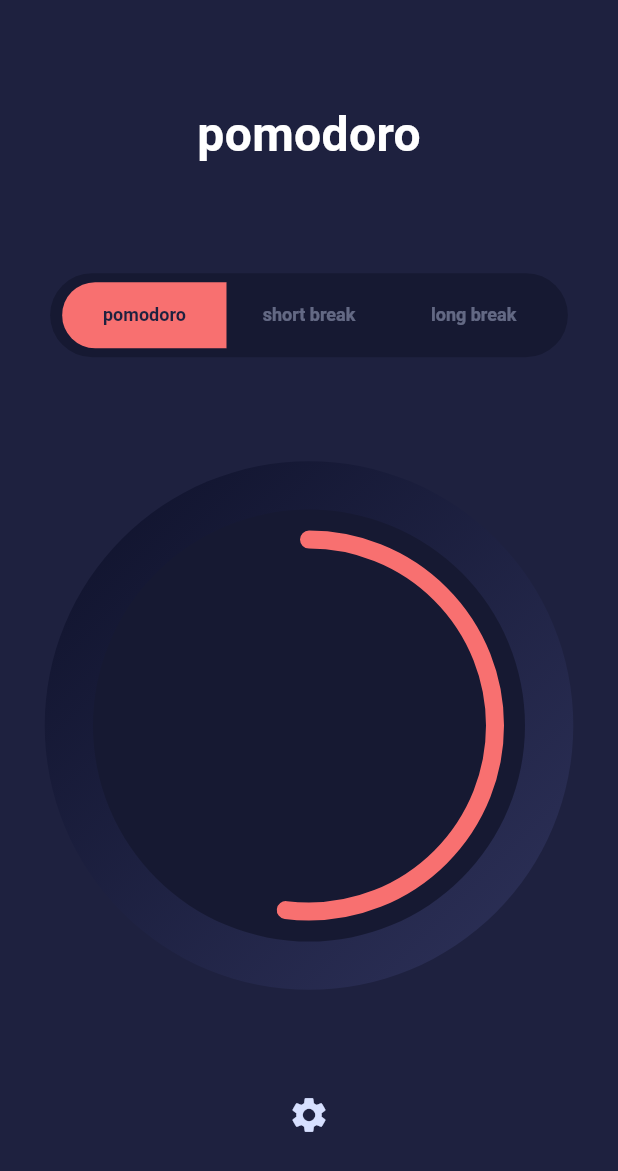
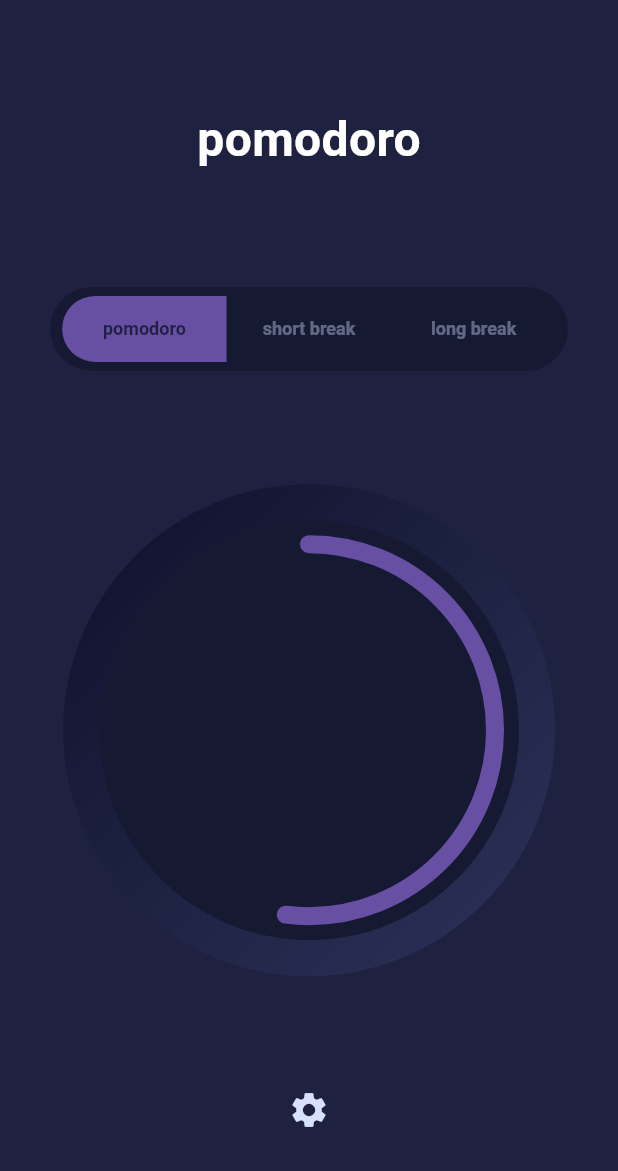
Before and after one commit to asvirts/pomodoro, a Flutter app: the screen it shows after launch, on a phone screen of 412 x 824 dp. Shown: the top 1171 px of the screen. Run offline on Flutter 3.47's test engine with Material 3 defaults, Android fonts, the phone set to English and light mode, and no system bars; our stand-ins replace flutter_riverpod, google_fonts.

Commit message:
setting primary colors to be ready for state

```diff
--- a/pomodoro/lib/main.dart
+++ b/pomodoro/lib/main.dart
@@ -17,8 +17,8 @@ class MyApp extends ConsumerWidget {
   Widget build(BuildContext context, WidgetRef ref) {
     return MaterialApp(
       theme: ThemeData(
-        textTheme: GoogleFonts.robotoSlabTextTheme(),
-        scaffoldBackgroundColor: const Color.fromRGBO(30, 33, 63, 1),
+        primaryColor: Color.fromRGBO(248, 112, 112, 1),
+        textTheme: GoogleFonts.kumbhSansTextTheme(),
       ),
       home: Scaffold(
         backgroundColor: const Color.fromRGBO(30, 33, 63, 1),
--- a/pomodoro/lib/widgets/progress_indicator.dart
+++ b/pomodoro/lib/widgets/progress_indicator.dart
@@ -33,7 +33,7 @@ class _ProgressIndicatorWidgetState extends State<ProgressIndicatorWidget>
   @override
   Widget build(BuildContext context) {
     return Container(
-      padding: const EdgeInsets.all(32.2),
+      padding: const EdgeInsets.all(24),
       decoration: BoxDecoration(
           borderRadius: BorderRadius.circular(999),
           gradient: const LinearGradient(
@@ -44,7 +44,7 @@ class _ProgressIndicatorWidgetState extends State<ProgressIndicatorWidget>
                 Color.fromRGBO(46, 50, 90, 1),
               ])),
       child: Container(
-        padding: const EdgeInsets.all(20),
+        padding: const EdgeInsets.all(16),
         decoration: BoxDecoration(
           color: const Color.fromRGBO(22, 25, 50, 1),
           borderRadius: BorderRadius.circular(999),
@@ -53,7 +53,7 @@ class _ProgressIndicatorWidgetState extends State<ProgressIndicatorWidget>
           width: 248,
           height: 248,
           child: CircularProgressIndicator(
-            color: const Color.fromRGBO(248, 112, 112, 1),
+            color: Theme.of(context).colorScheme.primary,
             strokeWidth: 12,
             strokeCap: StrokeCap.round,
             value: controller.value,
--- a/pomodoro/lib/widgets/segmented_button.dart
+++ b/pomodoro/lib/widgets/segmented_button.dart
@@ -27,7 +27,7 @@ class _SegmentedButtonWidgetState extends State<SegmentedButtonWidget> {
           backgroundColor: Color.fromRGBO(22, 25, 50, 1),
           foregroundColor: Color.fromRGBO(215, 224, 255, .4),
           selectedForegroundColor: Color.fromRGBO(30, 33, 63, 1),
-          selectedBackgroundColor: Color.fromRGBO(248, 112, 112, 1),
+          selectedBackgroundColor: Theme.of(context).colorScheme.primary,
           side: const BorderSide(width: 0, style: BorderStyle.none),
           textStyle: GoogleFonts.kumbhSans(
             fontWeight: FontWeight.bold,
```
